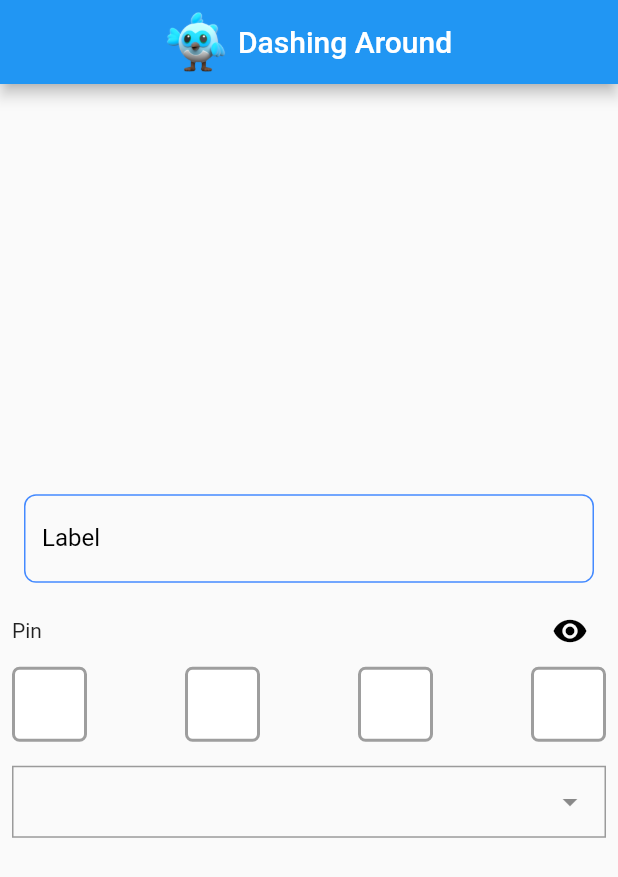
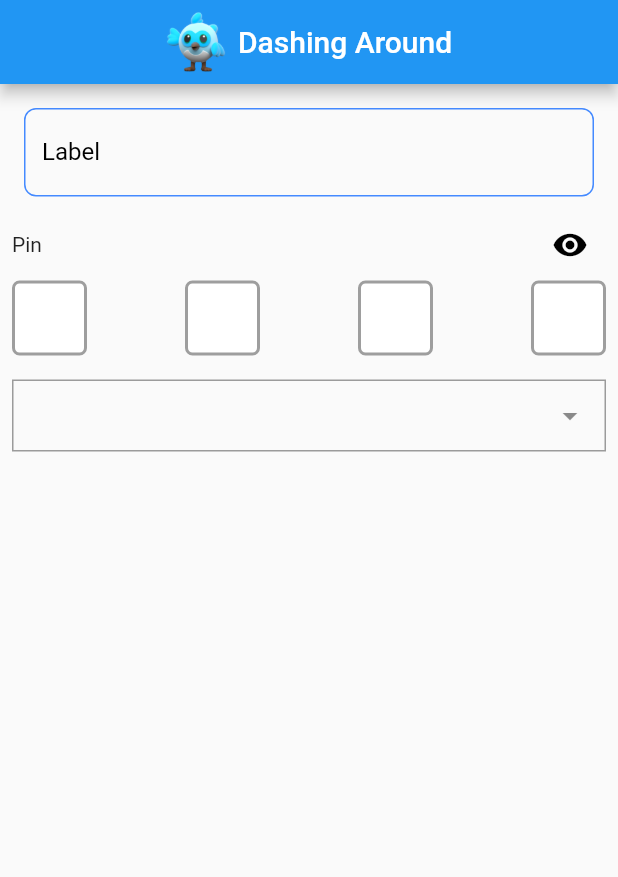
Before and after one commit to harshtonde/dashing_around, a Flutter app: the screen it shows after launch, on a phone screen of 412 x 824 dp. Shown: the top 877 px of the screen. Run offline on Flutter 3.47's test engine with Material 2 defaults, Android fonts, the phone set to English and light mode, and no system bars; drawn by our look-alikes of dropdown_search, pin_code_fields; our stand-ins replace mask_text_input_formatter.

Commit message:
dropdownSearch improved

```diff
--- a/lib/dropdown_search.dart
+++ b/lib/dropdown_search.dart
@@ -6,6 +6,8 @@ class DashDropDownSearch extends StatefulWidget {
       {Key? key,
       this.width,
       this.height,
+      this.optionBoxMinHeight,
+      this.optionBoxMaxHeight,
       this.dropDownHintText,
       this.dropDownLabelText,
       this.noMatchingText,
@@ -19,11 +21,13 @@ class DashDropDownSearch extends StatefulWidget {
       this.borderWidthFocused,
       required this.onSelected,
       this.cursorColor,
-      required this.response})
+      required this.options})
       : super(key: key);
 
   final double? width;
   final double? height;
+  final double? optionBoxMinHeight;
+  final double? optionBoxMaxHeight;
   final String? dropDownHintText;
   final String? dropDownLabelText;
   final String? noMatchingText;
@@ -37,7 +41,7 @@ class DashDropDownSearch extends StatefulWidget {
   final double? borderWidthFocused;
   final Function() onSelected;
   final Color? cursorColor;
-  final dynamic response;
+  final List<String> options;
 
   @override
   State<DashDropDownSearch> createState() => _DashDropDownSearchState();
@@ -46,7 +50,7 @@ class DashDropDownSearch extends StatefulWidget {
 class _DashDropDownSearchState extends State<DashDropDownSearch> {
   @override
   Widget build(BuildContext context) {
-    return Container(
+    return SizedBox(
       width: widget.width,
       child: DropdownSearch<String>(
         onChanged: (value) {
@@ -56,9 +60,9 @@ class _DashDropDownSearchState extends State<DashDropDownSearch> {
         popupProps: PopupProps.menu(
           showSearchBox: true,
           showSelectedItems: true,
-          constraints: const BoxConstraints(
-            minHeight: 100,
-            maxHeight: 300,
+          constraints: BoxConstraints(
+            minHeight: widget.optionBoxMinHeight ?? 300,
+            maxHeight: widget.optionBoxMaxHeight ?? 400,
           ),
           emptyBuilder: (context, searchEntry) => Container(
             height: 70,
@@ -87,7 +91,7 @@ class _DashDropDownSearchState extends State<DashDropDownSearch> {
             ),
           ),
         ),
-        items: ["Brazil", "Italia (Disabled)", "Tunisia", "Canada", "Tunisia"],
+        items: widget.options,
         dropdownDecoratorProps: DropDownDecoratorProps(
           dropdownSearchDecoration: InputDecoration(
             labelText: widget.dropDownLabelText,
--- a/lib/main.dart
+++ b/lib/main.dart
@@ -42,7 +42,7 @@ class _MyHomePageState extends State<MyHomePage> {
         child: Padding(
           padding: const EdgeInsets.all(8.0),
           child: Column(
-            mainAxisAlignment: MainAxisAlignment.center,
+            mainAxisAlignment: MainAxisAlignment.start,
             children: <Widget>[
               DashTextField(
                 lostFocusAction: () {
@@ -63,7 +63,18 @@ class _MyHomePageState extends State<MyHomePage> {
                 onSelected: (() {
                   print("Dropdown selected");
                 }),
-                response: "null",
+                options: [
+                  "Option 1",
+                  "Option 2",
+                  "Option 3",
+                  "Option 4",
+                  "Option 5",
+                  "Option 6",
+                  "Option 7",
+                  "Option 8",
+                  "Option 9",
+                  "Option 10"
+                ],
               ),
             ],
           ),
```
